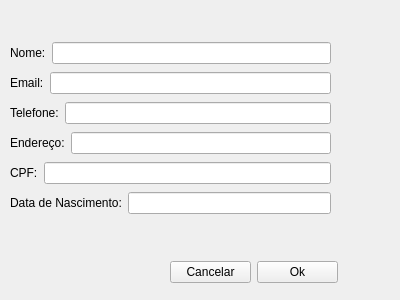
GabR36/QEstoqueLoja, file alterarcliente.ui: the form before one commit.
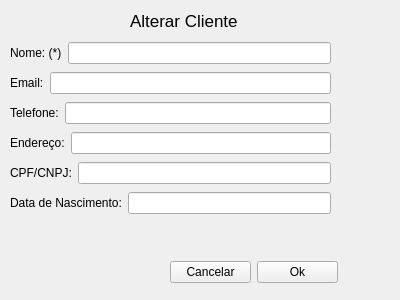
The form after the commit.

Commit message: alterar cliente finalizado.

```diff
--- a/alterarcliente.ui
+++ b/alterarcliente.ui
@@ -13,7 +13,7 @@
   <property name="windowTitle">
    <string>Form</string>
   </property>
-  <widget class="QWidget" name="">
+  <widget class="QWidget" name="layoutWidget">
    <property name="geometry">
     <rect>
      <x>10</x>
@@ -28,7 +28,7 @@
       <item>
        <widget class="QLabel" name="label">
         <property name="text">
-         <string>Nome:</string>
+         <string>Nome: (*)</string>
         </property>
        </widget>
       </item>
@@ -84,7 +84,7 @@
       <item>
        <widget class="QLabel" name="label_5">
         <property name="text">
-         <string>CPF:</string>
+         <string>CPF/CNPJ:</string>
         </property>
        </widget>
       </item>
@@ -109,7 +109,7 @@
     </item>
    </layout>
   </widget>
-  <widget class="QWidget" name="">
+  <widget class="QWidget" name="layoutWidget">
    <property name="geometry">
     <rect>
      <x>170</x>
@@ -135,6 +135,24 @@
     </item>
    </layout>
   </widget>
+  <widget class="QLabel" name="label_7">
+   <property name="geometry">
+    <rect>
+     <x>130</x>
+     <y>10</y>
+     <width>141</width>
+     <height>21</height>
+    </rect>
+   </property>
+   <property name="font">
+    <font>
+     <pointsize>13</pointsize>
+    </font>
+   </property>
+   <property name="text">
+    <string>Alterar Cliente</string>
+   </property>
+  </widget>
  </widget>
  <resources/>
  <connections/>
```
Left out of the diff: 2 changed lines with no effect on the pictures. The commit also changes 3 other files.
